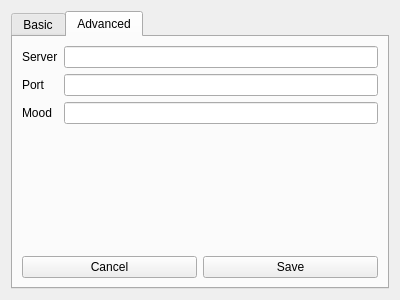
Before: the Qt Designer form CamelBabel/SettingsDialog.ui in dennajort/babel, drawn with Qt 5.
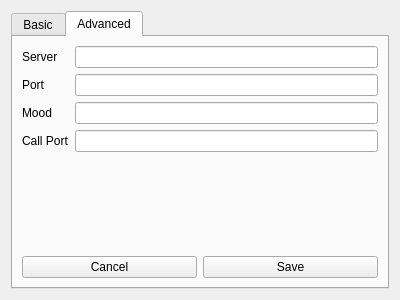
After: the same form once the commit is applied. The open tabs and pages were chosen to show the change.

Commit message: handle end call, dynamic call port...

Patch:
```diff
--- a/CamelBabel/SettingsDialog.ui
+++ b/CamelBabel/SettingsDialog.ui
@@ -164,6 +164,16 @@
          <item row="2" column="1">
           <widget class="QLineEdit" name="moodLineEdit"/>
          </item>
+         <item row="3" column="0">
+          <widget class="QLabel" name="callPortLabel">
+           <property name="text">
+            <string>Call Port</string>
+           </property>
+          </widget>
+         </item>
+         <item row="3" column="1">
+          <widget class="QLineEdit" name="callPortLineEdit"/>
+         </item>
         </layout>
        </item>
        <item>
```
The commit also changes 10 other files.
